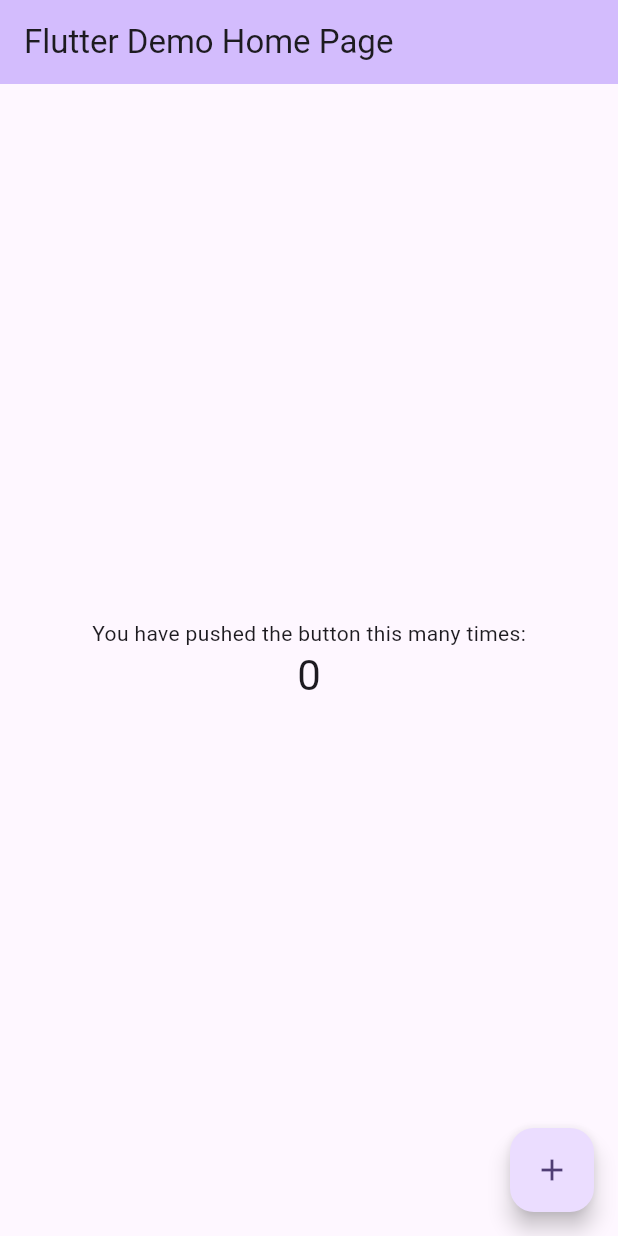
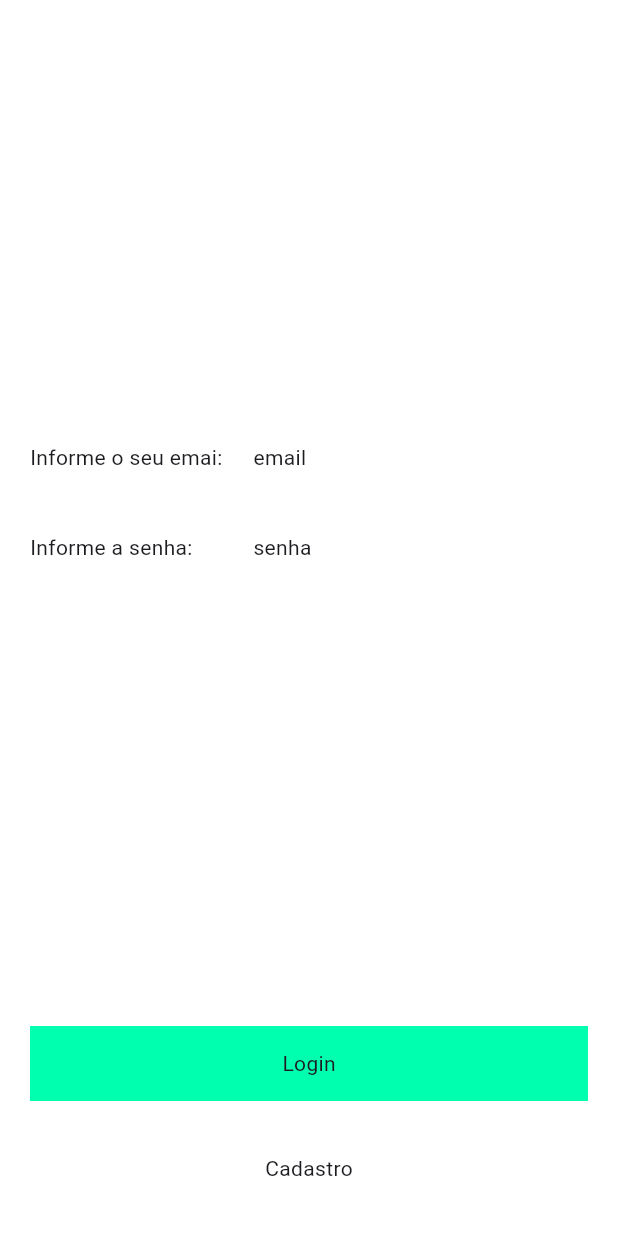
Before and after one commit to joaovitor73/projetosFlutter, a Flutter app: the screen it shows after launch, on a phone screen of 412 x 824 dp. Run offline on Flutter 3.47's test engine with Material 3 defaults, Android fonts, the phone set to English and light mode, and no system bars; our stand-ins replace google_fonts.

Commit message:
posicionando componentes

```diff
--- a/meuapp/lib/main.dart
+++ b/meuapp/lib/main.dart
@@ -1,125 +1,7 @@
 import 'package:flutter/material.dart';
 
-void main() {
-  runApp(const MyApp());
+import 'my_app.dart';
+
+void main(){
+   runApp(const MyApp());
 }
-
-class MyApp extends StatelessWidget {
-  const MyApp({super.key});
-
-  // This widget is the root of your application.
-  @override
-  Widget build(BuildContext context) {
-    return MaterialApp(
-      title: 'Flutter Demo',
-      theme: ThemeData(
-        // This is the theme of your application.
-        //
-        // TRY THIS: Try running your application with "flutter run". You'll see
-        // the application has a purple toolbar. Then, without quitting the app,
-        // try changing the seedColor in the colorScheme below to Colors.green
-        // and then invoke "hot reload" (save your changes or press the "hot
-        // reload" button in a Flutter-supported IDE, or press "r" if you used
-        // the command line to start the app).
-        //
-        // Notice that the counter didn't reset back to zero; the application
-        // state is not lost during the reload. To reset the state, use hot
-        // restart instead.
-        //
-        // This works for code too, not just values: Most code changes can be
-        // tested with just a hot reload.
-        colorScheme: ColorScheme.fromSeed(seedColor: Colors.deepPurple),
-        useMaterial3: true,
-      ),
-      home: const MyHomePage(title: 'Flutter Demo Home Page'),
-    );
-  }
-}
-
-class MyHomePage extends StatefulWidget {
-  const MyHomePage({super.key, required this.title});
-
-  // This widget is the home page of your application. It is stateful, meaning
-  // that it has a State object (defined below) that contains fields that affect
-  // how it looks.
-
-  // This class is the configuration for the state. It holds the values (in this
-  // case the title) provided by the parent (in this case the App widget) and
-  // used by the build method of the State. Fields in a Widget subclass are
-  // always marked "final".
-
-  final String title;
-
-  @override
-  State<MyHomePage> createState() => _MyHomePageState();
-}
-
-class _MyHomePageState extends State<MyHomePage> {
-  int _counter = 0;
-
-  void _incrementCounter() {
-    setState(() {
-      // This call to setState tells the Flutter framework that something has
-      // changed in this State, which causes it to rerun the build method below
-      // so that the display can reflect the updated values. If we changed
-      // _counter without calling setState(), then the build method would not be
-      // called again, and so nothing would appear to happen.
-      _counter++;
-    });
-  }
-
-  @override
-  Widget build(BuildContext context) {
-    // This method is rerun every time setState is called, for instance as done
-    // by the _incrementCounter method above.
-    //
-    // The Flutter framework has been optimized to make rerunning build methods
-    // fast, so that you can just rebuild anything that needs updating rather
-    // than having to individually change instances of widgets.
-    return Scaffold(
-      appBar: AppBar(
-        // TRY THIS: Try changing the color here to a specific color (to
-        // Colors.amber, perhaps?) and trigger a hot reload to see the AppBar
-        // change color while the other colors stay the same.
-        backgroundColor: Theme.of(context).colorScheme.inversePrimary,
-        // Here we take the value from the MyHomePage object that was created by
-        // the App.build method, and use it to set our appbar title.
-        title: Text(widget.title),
-      ),
-      body: Center(
-        // Center is a layout widget. It takes a single child and positions it
-        // in the middle of the parent.
-        child: Column(
-          // Column is also a layout widget. It takes a list of children and
-          // arranges them vertically. By default, it sizes itself to fit its
-          // children horizontally, and tries to be as tall as its parent.
-          //
-          // Column has various properties to control how it sizes itself and
-          // how it positions its children. Here we use mainAxisAlignment to
-          // center the children vertically; the main axis here is the vertical
-          // axis because Columns are vertical (the cross axis would be
-          // horizontal).
-          //
-          // TRY THIS: Invoke "debug painting" (choose the "Toggle Debug Paint"
-          // action in the IDE, or press "p" in the console), to see the
-          // wireframe for each widget.
-          mainAxisAlignment: MainAxisAlignment.center,
-          children: <Widget>[
-            const Text(
-              'You have pushed the button this many times:',
-            ),
-            Text(
-              '$_counter',
-              style: Theme.of(context).textTheme.headlineMedium,
-            ),
-          ],
-        ),
-      ),
-      floatingActionButton: FloatingActionButton(
-        onPressed: _incrementCounter,
-        tooltip: 'Increment',
-        child: const Icon(Icons.add),
-      ), // This trailing comma makes auto-formatting nicer for build methods.
-    );
-  }
-}
--- /dev/null
+++ b/meuapp/lib/my_app.dart
@@ -0,0 +1,21 @@
+import 'package:flutter/material.dart';
+import 'package:google_fonts/google_fonts.dart';
+
+import 'pages/home_page.dart';
+import 'pages/login_page.dart';
+
+class MyApp extends StatelessWidget {
+  const MyApp({super.key});
+
+  @override
+  Widget build(BuildContext context) {
+    return MaterialApp(
+      debugShowCheckedModeBanner: false,
+      theme: ThemeData(
+        primarySwatch: Colors.red,
+        textTheme: GoogleFonts.robotoTextTheme(),
+      ),
+      home: LoginPage(),
+    );
+  }
+}
--- /dev/null
+++ b/meuapp/lib/pages/login_page.dart
@@ -0,0 +1,103 @@
+import 'package:flutter/material.dart';
+
+class LoginPage extends StatefulWidget {
+  const LoginPage({super.key});
+
+  @override
+  State<LoginPage> createState() => _LoginPageState();
+}
+
+class _LoginPageState extends State<LoginPage> {
+  @override
+  Widget build(BuildContext context) {
+    return SafeArea(
+      child: Scaffold(
+        backgroundColor: Colors.white70,
+        body: SizedBox(
+          width: double.infinity,
+          child: Column(
+            crossAxisAlignment: CrossAxisAlignment.center,
+            children: [
+              const SizedBox(
+                height: 80,
+              ),
+
+              const Icon(
+                Icons.person,
+                size: 150,
+                color: Colors.white,
+              ),
+
+
+               const SizedBox(
+                height: 50,
+              ),
+
+               Container(
+                  width: double.infinity,
+                  alignment: Alignment.center,
+                  margin: const EdgeInsets.symmetric(horizontal: 20),
+                  height: 50,
+                  //color: const Color.fromARGB(255, 0, 255, 174),
+                  child: const Row(
+                    children: [
+                      Expanded(flex: 2,child: Text("Informe o seu emai: ")),
+                     // SizedBox(
+                      //  width: 10,
+                      //),
+                      Expanded(flex:  3, child: Text("email")),
+                  ],
+                  ),
+                ),
+
+                 const SizedBox(
+                height: 10,
+              ),
+
+               Container(
+                  width: double.infinity,
+                  alignment: Alignment.center,
+                  margin: const EdgeInsets.symmetric(horizontal: 20),
+                  height: 50,
+                 // color: const Color.fromARGB(255, 0, 255, 174),
+                  child: const Row(
+                    children: [
+                      Expanded(flex: 2,child: Text("Informe a senha: ")),
+                     // SizedBox(width: 10,),
+                      Expanded(flex: 3,child: Text("senha")),
+                      ],
+                  )
+                ),
+
+
+               Expanded(child: Container()),
+               Container(
+                  width: double.infinity,
+                  alignment: Alignment.center,
+                  margin: const EdgeInsets.symmetric(horizontal: 20),
+                  height: 50,
+                  color: const Color.fromARGB(255, 0, 255, 174),
+                  child: const Text("Login"),
+                ),
+
+                const SizedBox(
+                height: 20,
+              ),
+               Container(
+                  width: double.infinity,
+                  alignment: Alignment.center,
+                  margin: const EdgeInsets.symmetric(horizontal: 20),
+                  height: 50,
+                  child: const Text("Cadastro"),
+                ),
+
+                const SizedBox(
+                height: 20,
+              ),
+            ],
+          ),
+        ),
+      ),
+    );
+  }
+}
--- a/meuapp/pubspec.yaml
+++ b/meuapp/pubspec.yaml
@@ -28,6 +28,7 @@ environment:
 # the latest version available on pub.dev. To see which dependencies have newer
 # versions available, run `flutter pub outdated`.
 dependencies:
+  google_fonts: ^5.1.0
   flutter:
     sdk: flutter
 
```
Also changed, not shown: meuapp/lib/dervice/geradora_numeros_aleatorios_service.dart (added, +9 -0 lines), meuapp/lib/pages/home_page.dart (added, +114 -0 lines), meuapp/pubspec.lock, 1 other file.
